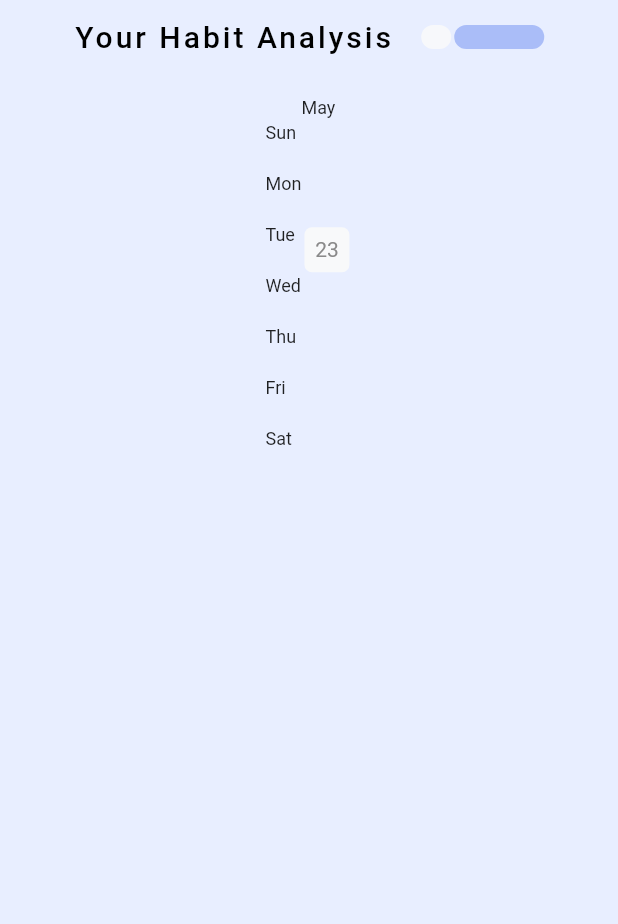
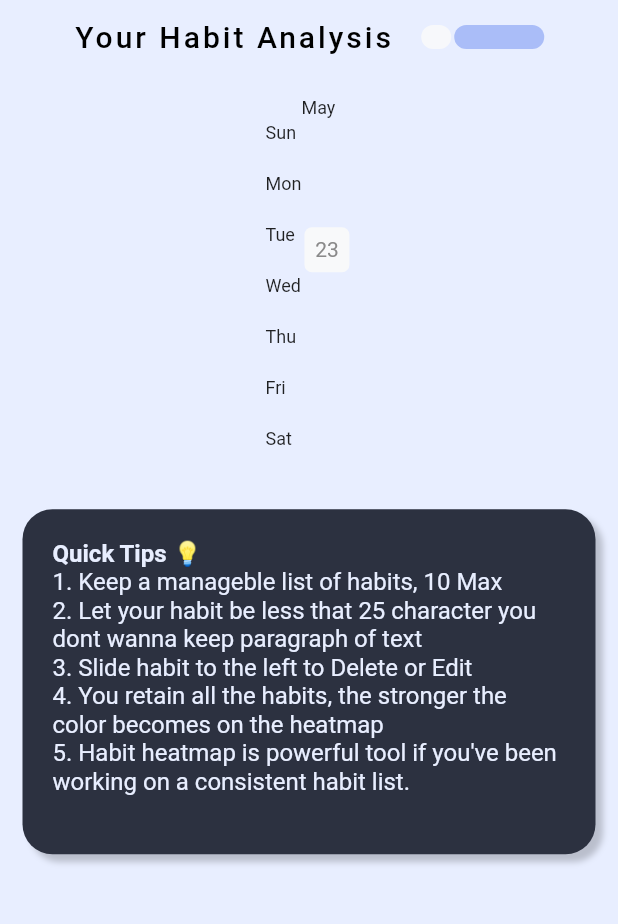
Before and after one commit to ianshaloom/habit_mate, a Flutter app: the screen it shows after launch, swiped to page 2, on a phone screen of 412 x 824 dp, the part 263-1187 px from its top. Run offline on Flutter 3.47's test engine with Material 2 defaults, Android fonts, the phone set to English and light mode, and no system bars; drawn by our look-alikes of flutter_heatmap_calendar, smooth_page_indicator; our stand-ins replace flutter_slidable, google_fonts, hive_flutter; accounts and stored records are empty; Roboto replaces fonts that are missing (Marcellus).

Commit message:
Quick tips and Icon

```diff
--- a/lib/components/habit_tile.dart
+++ b/lib/components/habit_tile.dart
@@ -59,7 +59,8 @@ class HabitTile extends StatelessWidget {
                       ? TextDecoration.lineThrough
                       : TextDecoration.none,
                   fontSize: 17,
-                  fontWeight: FontWeight.w600,
+                  fontWeight:
+                      habitCompleted ? FontWeight.w600 : FontWeight.w500,
                 ),
               )
             ],
--- a/lib/components/monthly_analysis.dart
+++ b/lib/components/monthly_analysis.dart
@@ -1,10 +1,18 @@
 import 'package:flutter/material.dart';
 import 'package:flutter_heatmap_calendar/flutter_heatmap_calendar.dart';
+import 'package:google_fonts/google_fonts.dart';
 import 'package:habit_tracker/datetime/date_time.dart';
 
 class MonthAnalysis extends StatelessWidget {
   final Map<DateTime, int>? dataset;
   final String startDate;
+  final String tips = '''
+1. Keep a manageble list of habits, 10 Max
+2. Let your habit be less that 25 character you dont wanna keep paragraph of text
+3. Slide habit to the left to Delete or Edit
+4. You retain all the habits, the stronger the color becomes on the heatmap
+5. Habit heatmap is powerful tool if you've been working on a consistent habit list.
+  ''';
   const MonthAnalysis({
     super.key,
     required this.dataset,
@@ -15,7 +23,10 @@ class MonthAnalysis extends StatelessWidget {
   Widget build(BuildContext context) {
     return Container(
       padding: const EdgeInsets.all(15),
-      child: HeatMap(
+      child: Column(
+        mainAxisAlignment: MainAxisAlignment.start,
+        children: [
+          HeatMap(
             startDate: createDateTimeObj(startDate),
             endDate: DateTime.now().add(Duration(days: 0)),
             datasets: dataset,
@@ -36,10 +47,46 @@ class MonthAnalysis extends StatelessWidget {
               9: Color.fromRGBO(44, 49, 64, 0.9),
               10: Color.fromRGBO(44, 49, 64, 1),
             },
-        onClick: (value) {
-          ScaffoldMessenger.of(context)
-              .showSnackBar(SnackBar(content: Text(value.toString())));
-        },
+          ),
+          const SizedBox(
+            height: 20,
+          ),
+          Container(
+            padding: const EdgeInsets.all(20),
+            width: MediaQuery.of(context).size.width,
+            decoration: BoxDecoration(
+              color: const Color.fromRGBO(44, 49, 64, 1),
+              borderRadius: BorderRadius.circular(20),
+              boxShadow: const [
+                BoxShadow(
+                    blurRadius: 3.0,
+                    color: Color(0x33000000),
+                    offset: Offset(5, 5))
+              ],
+            ),
+            child: Column(
+              crossAxisAlignment: CrossAxisAlignment.start,
+              children: [
+                Text(
+                  'Quick Tips 💡',
+                  style: GoogleFonts.shadowsIntoLightTwo(
+                    fontSize: 16,
+                    color: const Color(0xffe8eeff),
+                    fontWeight: FontWeight.w600,
+                  ),
+                ),
+                Text(
+                  tips,
+                  textAlign: TextAlign.left,
+                  style: GoogleFonts.shadowsIntoLightTwo(
+                    fontSize: 16,
+                    color: const Color(0xffe8eeff),
+                  ),
+                ),
+              ],
+            ),
+          )
+        ],
       ),
     );
   }
--- a/pubspec.yaml
+++ b/pubspec.yaml
@@ -36,11 +36,11 @@ dependencies:
   # Use with the CupertinoIcons class for iOS style icons.
   cupertino_icons: ^1.0.2
   flutter_slidable: ^3.0.0
-  google_fonts: ^4.0.4
   hive: ^2.2.3
   hive_flutter: ^1.1.0
   flutter_heatmap_calendar: ^1.0.5
   smooth_page_indicator: ^1.1.0
+  google_fonts: ^4.0.4
 
 dev_dependencies:
   flutter_test:
@@ -68,7 +68,7 @@ flutter:
 
   # To add assets to your application, add an assets section, like this:
   # assets:
-  #   - images/a_dot_burr.jpeg
+  # - assets/icons/
   #   - images/a_dot_ham.jpeg
 
   # An image asset can refer to one or more resolution-specific "variants", see
```
Also changed, not shown: pubspec.lock, 11 other files. Lines whose indentation alone changed are shown as unchanged.
